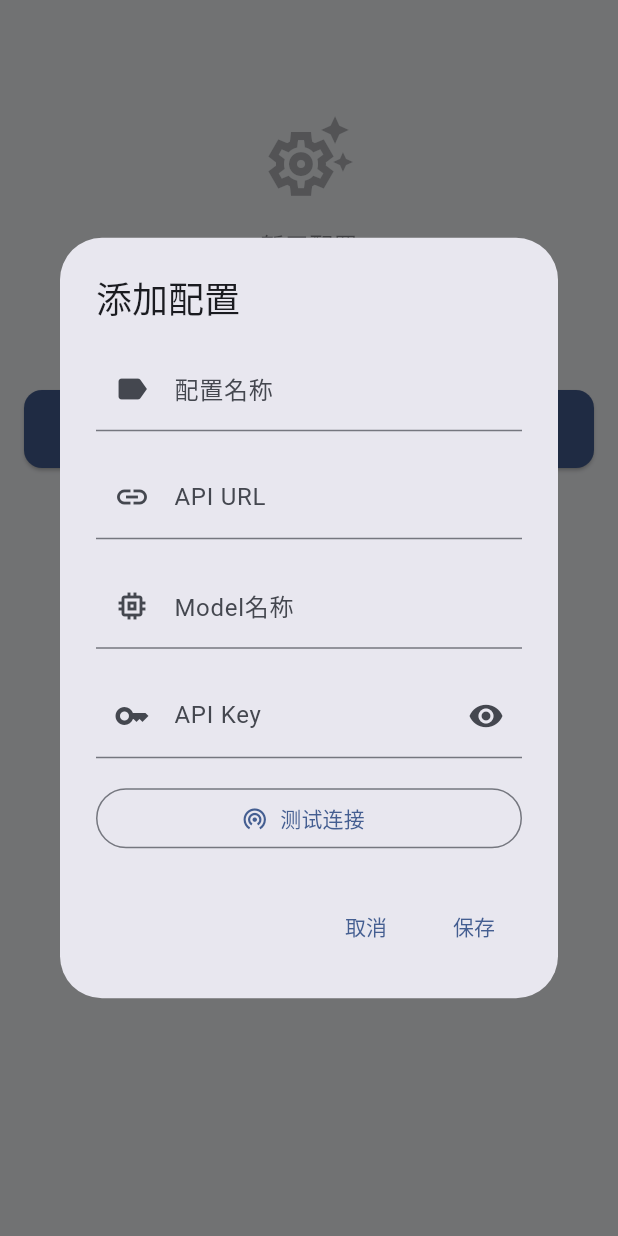
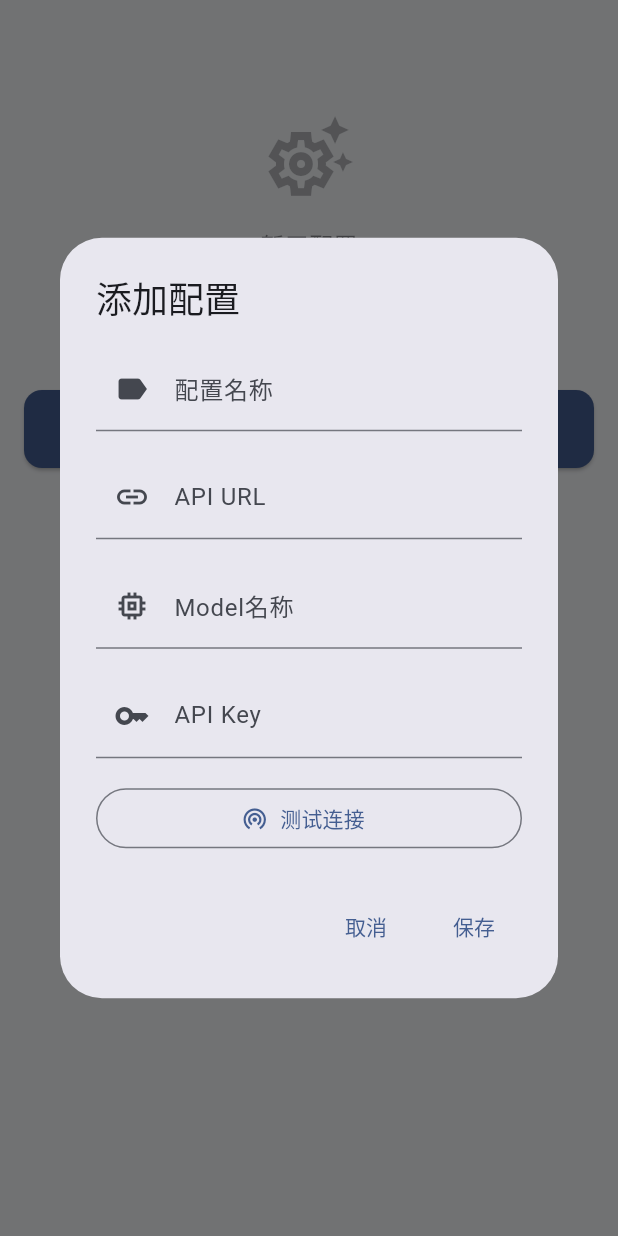
Before and after one commit to foraeu/mini_translate, a Flutter app: the SettingsScreen screen opened directly, after a tap on "添加新配置", on a phone screen of 412 x 824 dp. Run offline on Flutter 3.47's test engine with Material 3 defaults, Android fonts, the phone set to English and light mode, and no system bars; our stand-ins replace dio, flutter_secure_storage, flutter_tts, shared_preferences; accounts and stored records are empty.

```diff
--- a/lib/screens/settings_screen.dart
+++ b/lib/screens/settings_screen.dart
@@ -332,7 +332,6 @@ class _ConfigDialogState extends State<ConfigDialog> {
   late TextEditingController _modelController;
   late TextEditingController _apiKeyController;
 
-  bool _obscureApiKey = true;
   bool _isTesting = false;
 
   @override
@@ -392,25 +391,11 @@ class _ConfigDialogState extends State<ConfigDialog> {
             const SizedBox(height: 16),
             TextField(
               controller: _apiKeyController,
-              keyboardType: TextInputType.visiblePassword, // 使用可见密码键盘类型
-              enableSuggestions: false, // 禁用建议
-              autocorrect: false, // 禁用自动更正
-              decoration: InputDecoration(
+              decoration: const InputDecoration(
                 labelText: 'API Key',
                 hintText: '输入API密钥',
-                prefixIcon: const Icon(Icons.key),
-                suffixIcon: IconButton(
-                  icon: Icon(
-                    _obscureApiKey ? Icons.visibility : Icons.visibility_off,
-                  ),
-                  onPressed: () {
-                    setState(() {
-                      _obscureApiKey = !_obscureApiKey;
-                    });
-                  },
-                ),
+                prefixIcon: Icon(Icons.key),
               ),
-              obscureText: _obscureApiKey, // 保留遮罩功能但使用普通键盘
             ),
             const SizedBox(height: 16),
             // 测试连接按钮
```
